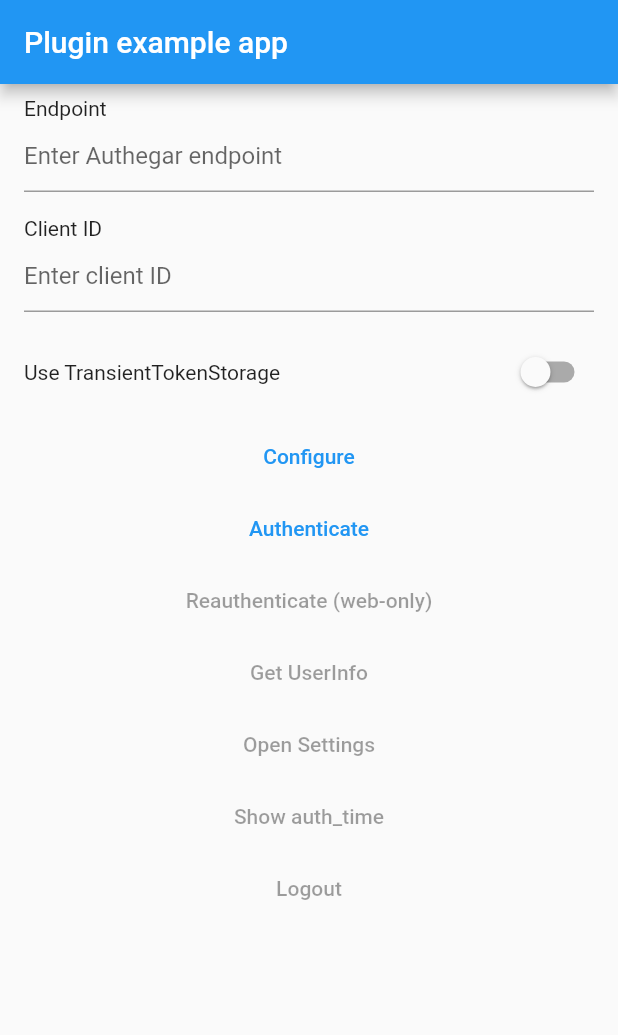
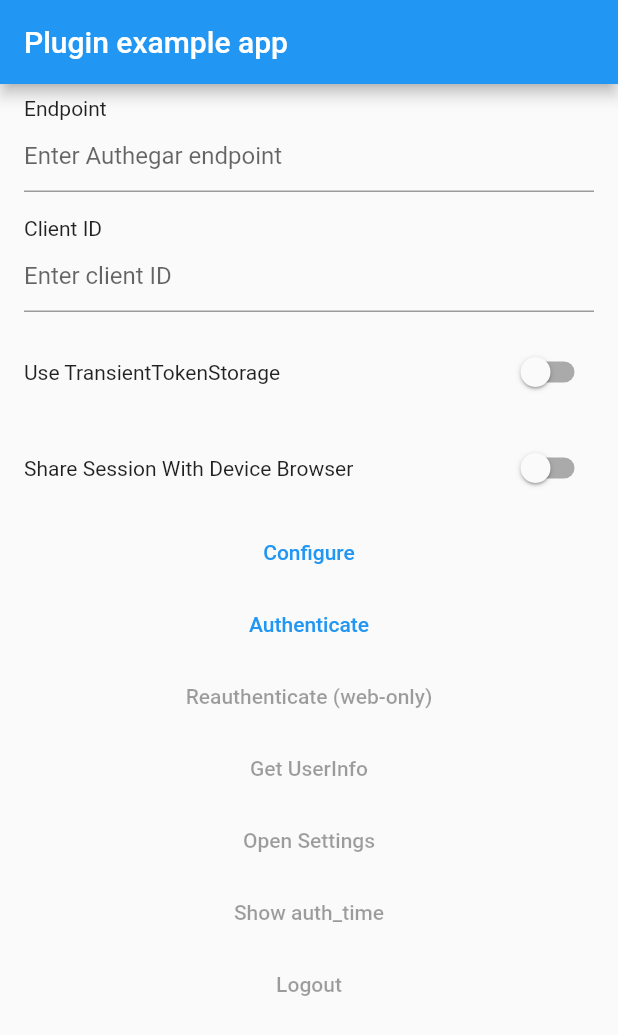
Before and after one commit to authgear/authgear-sdk-flutter, a Flutter app: the screen it shows after launch, after a tap on "Configure", on a phone screen of 412 x 824 dp. Shown: the top 1035 px of the screen. Run offline on Flutter 3.47's test engine with Material 2 defaults, Android fonts, the phone set to English and light mode, and no system bars; our stand-ins replace hex, shared_preferences.

Commit message:
Demo shareSessionWithSystemBrowser

```diff
--- a/example/lib/main.dart
+++ b/example/lib/main.dart
@@ -121,6 +121,7 @@ class _MyAppState extends State<MyApp> {
 
   bool loading = false;
   bool _useTransientTokenStorage = false;
+  bool _shareSessionWithSystemBrowser = false;
 
   bool get unconfigured {
     return _authgear.endpoint != endpointController.text ||
@@ -186,6 +187,15 @@ class _MyAppState extends State<MyApp> {
                   onChanged: (newValue) {
                     setState(() {
                       _useTransientTokenStorage = newValue;
+                    });
+                  },
+                ),
+                SwitchWithLabel(
+                  label: "Share Session With Device Browser",
+                  value: _shareSessionWithSystemBrowser,
+                  onChanged: (newValue) {
+                    setState(() {
+                      _shareSessionWithSystemBrowser = newValue;
                     });
                   },
                 ),
@@ -352,10 +362,11 @@ class _MyAppState extends State<MyApp> {
     final clientID = clientIDController.text;
 
     final authgear = Authgear(
-        endpoint: endpoint,
-        clientID: clientID,
-        tokenStorage:
-            _useTransientTokenStorage ? TransientTokenStorage() : null);
+      endpoint: endpoint,
+      clientID: clientID,
+      shareSessionWithSystemBrowser: _shareSessionWithSystemBrowser,
+      tokenStorage: _useTransientTokenStorage ? TransientTokenStorage() : null,
+    );
     _sub?.cancel();
     await authgear.configure();
     await sharedPreferences.setString(
```
